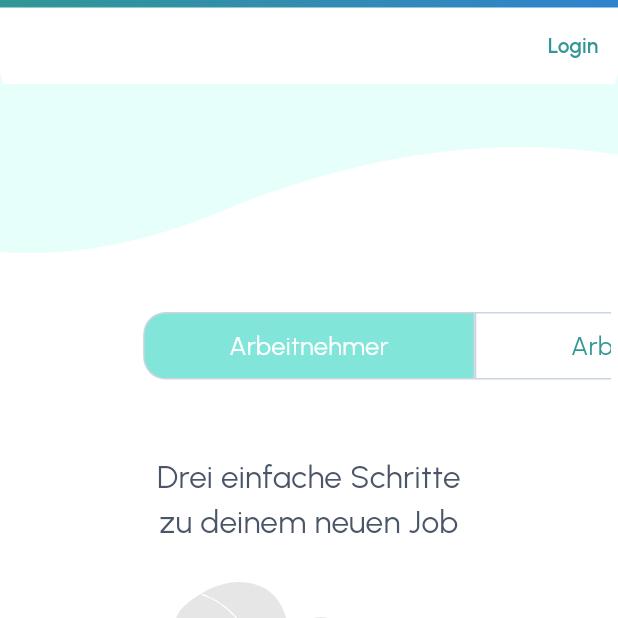
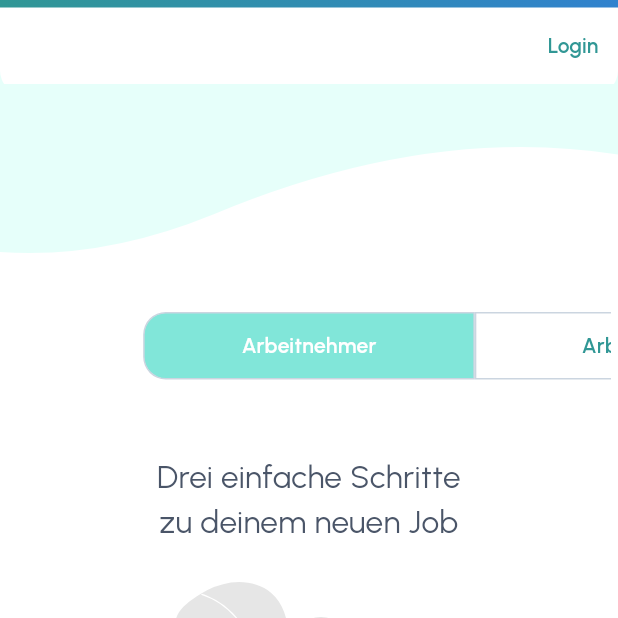
Before and after one commit to GauravCalidig/tomisha, a Flutter app: the screen it shows after launch, scrolled down 576 dp, on a phone screen of 412 x 824 dp, the top half of it. Run offline on Flutter 3.47's test engine with Material 2 defaults, Android fonts, the phone set to English and light mode, and no system bars; our stand-ins replace flutter_custom_clippers, flutter_svg, flutter_svg_provider, google_fonts.

Commit message:
Fix: Minor Textstyle change

```diff
--- a/lib/screens/home/components/desktop_view.dart
+++ b/lib/screens/home/components/desktop_view.dart
@@ -127,7 +127,7 @@ class HomeDesktopView extends StatelessWidget {
                       ),
                       child: Text(
                         "Arbeitnehmer",
-                        style: TextStyle(fontSize: 17, color: index == 0 ? Colors.white : const Color(0xff319795)),
+                        style: Ts.semiBold14(color: index == 0 ? Colors.white : const Color(0xff319795)),
                       ),
                     ),
                   ),
@@ -148,7 +148,7 @@ class HomeDesktopView extends StatelessWidget {
                       ),
                       child: Text(
                         "Arbeitgeber",
-                        style: TextStyle(fontSize: 17, color: index == 1 ? Colors.white : const Color(0xff319795)),
+                        style: Ts.semiBold14(color: index == 1 ? Colors.white : const Color(0xff319795)),
                       ),
                     ),
                   ),
@@ -177,7 +177,7 @@ class HomeDesktopView extends StatelessWidget {
                       ),
                       child: Text(
                         "Temporärbüro",
-                        style: TextStyle(fontSize: 17, color: index == 2 ? Colors.white : const Color(0xff319795)),
+                        style: Ts.semiBold14(color: index == 2 ? Colors.white : const Color(0xff319795)),
                       ),
                     ),
                   ),
--- a/lib/screens/home/components/mobile_view.dart
+++ b/lib/screens/home/components/mobile_view.dart
@@ -88,7 +88,7 @@ class HomeMobileView extends StatelessWidget {
                       ),
                       child: Text(
                         "Arbeitnehmer",
-                        style: TextStyle(fontSize: 17, color: index == 0 ? Colors.white : const Color(0xff319795)),
+                        style: Ts.semiBold14(color: index == 0 ? Colors.white : const Color(0xff319795)),
                       ),
                     ),
                   ),
@@ -109,7 +109,7 @@ class HomeMobileView extends StatelessWidget {
                       ),
                       child: Text(
                         "Arbeitgeber",
-                        style: TextStyle(fontSize: 17, color: index == 1 ? Colors.white : const Color(0xff319795)),
+                        style: Ts.semiBold14(color: index == 1 ? Colors.white : const Color(0xff319795)),
                       ),
                     ),
                   ),
@@ -134,7 +134,7 @@ class HomeMobileView extends StatelessWidget {
                       ),
                       child: Text(
                         "Temporärbüro",
-                        style: TextStyle(fontSize: 17, color: index == 2 ? Colors.white : const Color(0xff319795)),
+                        style: Ts.semiBold14(color: index == 2 ? Colors.white : const Color(0xff319795)),
                       ),
                     ),
                   ),
```
